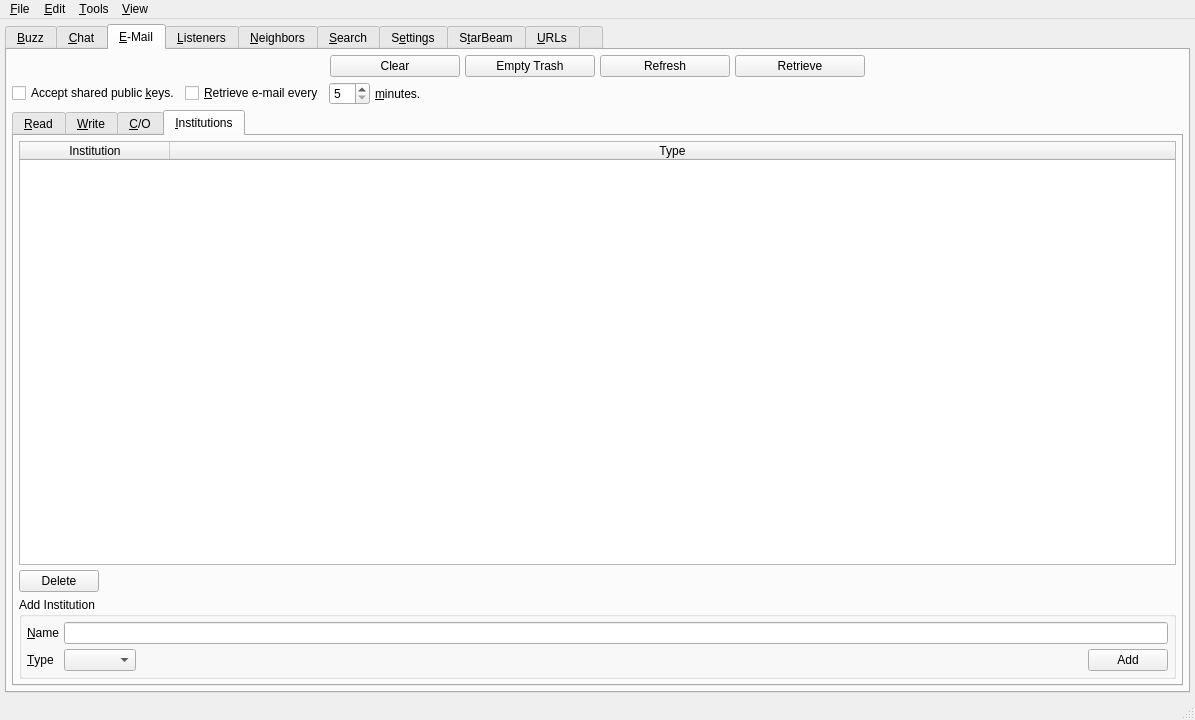
Qt form UI/controlcenter.ui (xloem/spot-on-svn) before a commit.
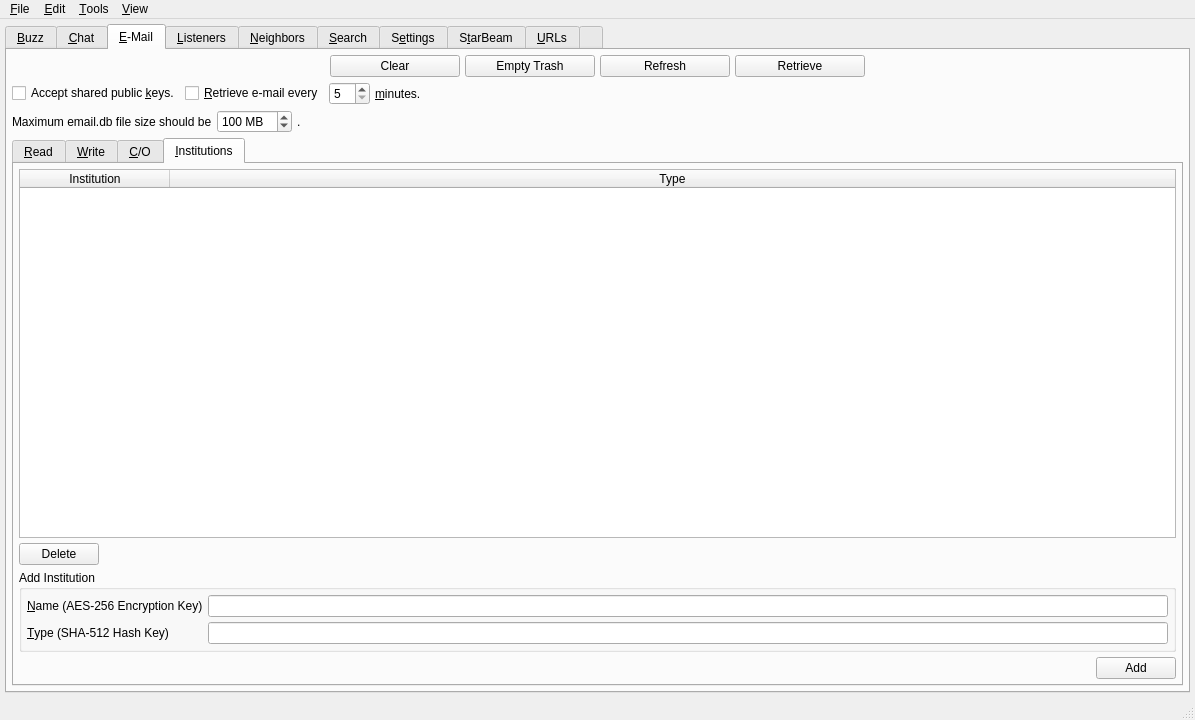
The same form after that commit. The open tabs and pages were chosen to show the change. Icons and pictures are not drawn. Custom widgets are drawn as their Qt base class.

The edit to the form file:
```diff
--- a/UI/controlcenter.ui
+++ b/UI/controlcenter.ui
@@ -983,6 +983,59 @@
           </item>
          </layout>
         </item>
+        <item>
+         <layout class="QHBoxLayout" name="horizontalLayout_77">
+          <property name="spacing">
+           <number>5</number>
+          </property>
+          <item>
+           <widget class="QLabel" name="label_76">
+            <property name="text">
+             <string>Maximum email.db file size should be</string>
+            </property>
+           </widget>
+          </item>
+          <item>
+           <widget class="QSpinBox" name="maximumEmailFileSize">
+            <property name="suffix">
+             <string> MB</string>
+            </property>
+            <property name="minimum">
+             <number>1</number>
+            </property>
+            <property name="maximum">
+             <number>5000</number>
+            </property>
+            <property name="value">
+             <number>100</number>
+            </property>
+           </widget>
+          </item>
+          <item>
+           <widget class="QLabel" name="label_78">
+            <property name="text">
+             <string>.</string>
+            </property>
+            <property name="buddy">
+             <cstring>days</cstring>
+            </property>
+           </widget>
+          </item>
+          <item>
+           <spacer name="horizontalSpacer_58">
+            <property name="orientation">
+             <enum>Qt::Horizontal</enum>
+            </property>
+            <property name="sizeHint" stdset="0">
+             <size>
+              <width>40</width>
+              <height>20</height>
+             </size>
+            </property>
+           </spacer>
+          </item>
+         </layout>
+        </item>
         <item>
          <widget class="QTabWidget" name="mailTab">
           <property name="currentIndex">
@@ -1659,44 +1712,10 @@
                <property name="spacing">
                 <number>5</number>
                </property>
-               <item row="1" column="1">
-                <layout class="QHBoxLayout" name="horizontalLayout_78">
-                 <property name="spacing">
-                  <number>5</number>
-                 </property>
-                 <item>
-                  <widget class="QComboBox" name="institutionType">
-                   <property name="sizeAdjustPolicy">
-                    <enum>QComboBox::AdjustToContents</enum>
-                   </property>
-                  </widget>
-                 </item>
-                 <item>
-                  <spacer name="horizontalSpacer_64">
-                   <property name="orientation">
-                    <enum>Qt::Horizontal</enum>
-                   </property>
-                   <property name="sizeHint" stdset="0">
-                    <size>
-                     <width>40</width>
-                     <height>20</height>
-                    </size>
-                   </property>
-                  </spacer>
-                 </item>
-                 <item>
-                  <widget class="QPushButton" name="addInstitution">
-                   <property name="text">
-                    <string>Add</string>
-                   </property>
-                  </widget>
-                 </item>
-                </layout>
-               </item>
                <item row="1" column="0">
                 <widget class="QLabel" name="label_77">
                  <property name="text">
-                  <string>&amp;Type</string>
+                  <string>&amp;Type (SHA-512 Hash Key)</string>
                  </property>
                  <property name="buddy">
                   <cstring>institutionType</cstring>
@@ -1709,16 +1728,46 @@
                <item row="0" column="0">
                 <widget class="QLabel" name="label_75">
                  <property name="text">
-                  <string>&amp;Name</string>
+                  <string>&amp;Name (AES-256 Encryption Key)</string>
                  </property>
                  <property name="buddy">
                   <cstring>institutionName</cstring>
                  </property>
                 </widget>
                </item>
+               <item row="1" column="1">
+                <widget class="QLineEdit" name="institutionType"/>
+               </item>
               </layout>
              </widget>
             </item>
+            <item>
+             <layout class="QHBoxLayout" name="horizontalLayout_79">
+              <property name="spacing">
+               <number>5</number>
+              </property>
+              <item>
+               <spacer name="horizontalSpacer_63">
+                <property name="orientation">
+                 <enum>Qt::Horizontal</enum>
+                </property>
+                <property name="sizeHint" stdset="0">
+                 <size>
+                  <width>40</width>
+                  <height>20</height>
+                 </size>
+                </property>
+               </spacer>
+              </item>
+              <item>
+               <widget class="QPushButton" name="addInstitution">
+                <property name="text">
+                 <string>Add</string>
+                </property>
+               </widget>
+              </item>
+             </layout>
+            </item>
            </layout>
           </widget>
          </widget>
```
Left out of the diff: 1 changed line with no effect on the pictures.
